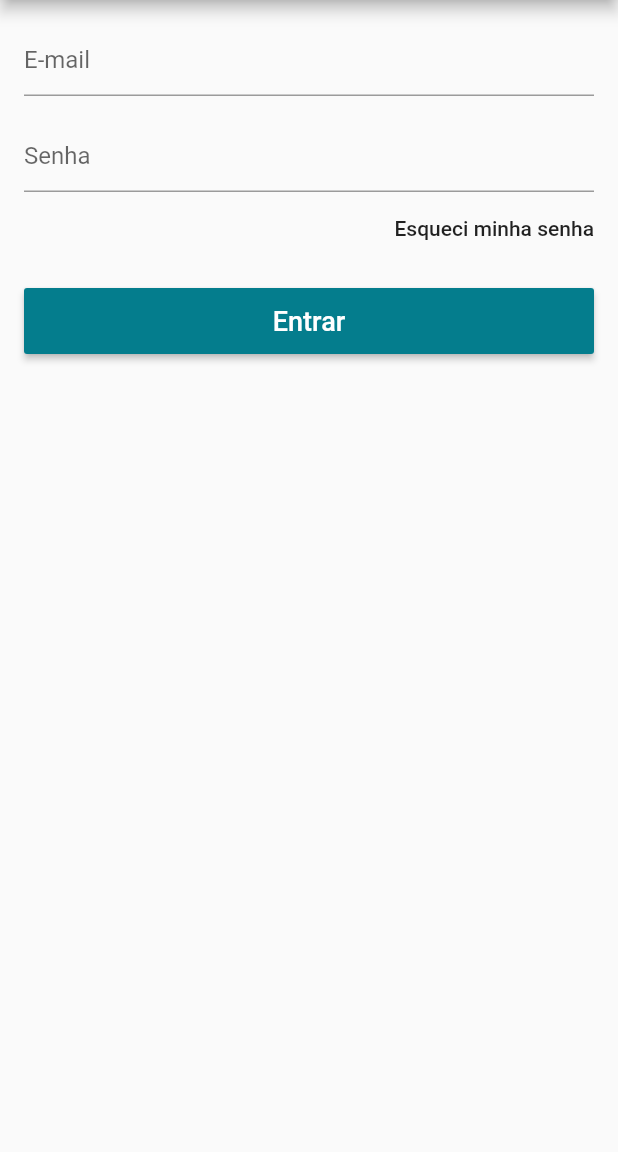
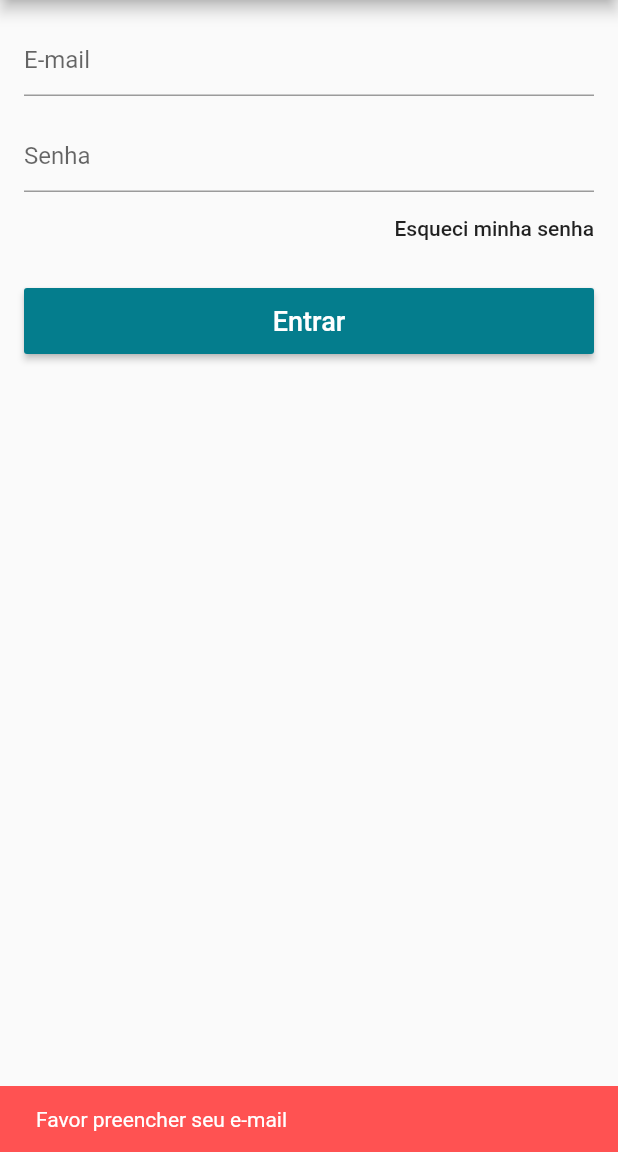
Before and after one commit to mayconfrancisco/ecommerce-flutter-firebase, a Flutter app: the LoginScreen screen opened directly, after a tap on "Esqueci minha senha", on a phone screen of 412 x 824 dp, the part 84-1236 px from its top. Run offline on Flutter 3.47's test engine with Material 2 defaults, Android fonts, the phone set to English and light mode, and no system bars; our stand-ins replace carousel_pro, cloud_firestore, firebase_auth, transparent_image; accounts and stored records are empty.

Commit message:
adicionado esqueci minha senha

```diff
--- a/lib/models/user_model.dart
+++ b/lib/models/user_model.dart
@@ -81,7 +81,9 @@ class UserModel extends Model {
         .setData(userData);
   }
 
-  void recoverPass() {}
+  void recoverPass(String email) {
+    _auth.sendPasswordResetEmail(email: email);
+  }
 
   bool isLoggedIn() {
     return firebaseUser != null;
--- a/lib/screens/login_screen.dart
+++ b/lib/screens/login_screen.dart
@@ -66,7 +66,22 @@ class _LoginScreenState extends State<LoginScreen> {
               Align(
                 alignment: Alignment.bottomRight,
                 child: FlatButton(
-                  onPressed: () {},
+                  onPressed: () {
+                    if (_emailController.text.isEmpty) {
+                      _scaffoldState.currentState.showSnackBar(SnackBar(
+                        content: Text('Favor preencher seu e-mail'),
+                        duration: Duration(seconds: 2),
+                        backgroundColor: Colors.redAccent,
+                      ));
+                    } else {
+                      _scaffoldState.currentState.showSnackBar(SnackBar(
+                        content: Text('Verifique sua caixa de e-mail ;)'),
+                        duration: Duration(seconds: 2),
+                        backgroundColor: Theme.of(context).primaryColor,
+                      ));
+                      model.recoverPass(_emailController.text);
+                    }
+                  },
                   child: Text(
                     'Esqueci minha senha',
                   ),
```
